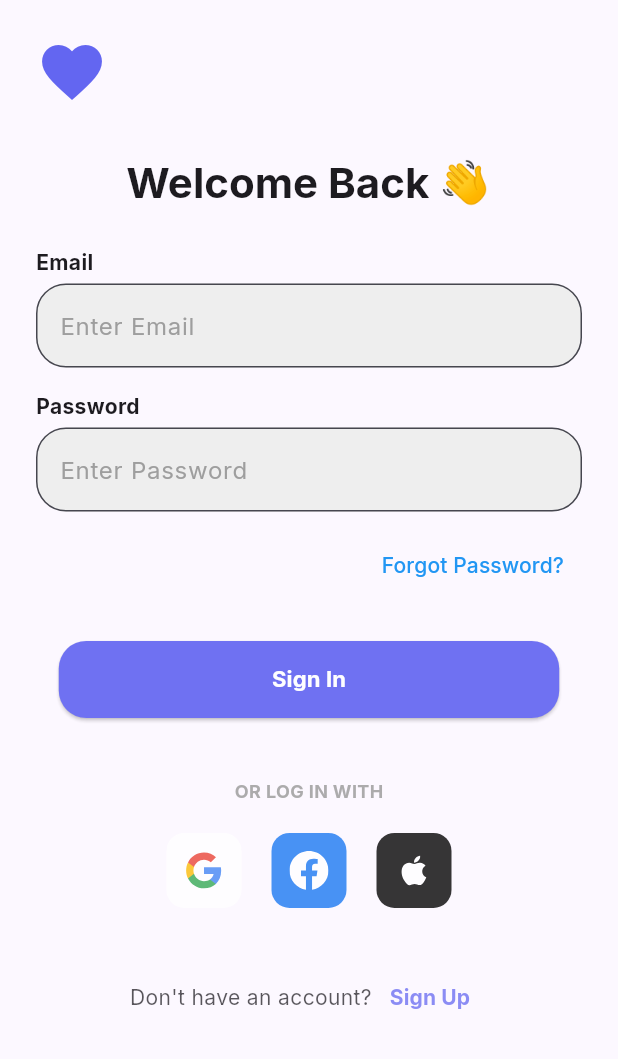
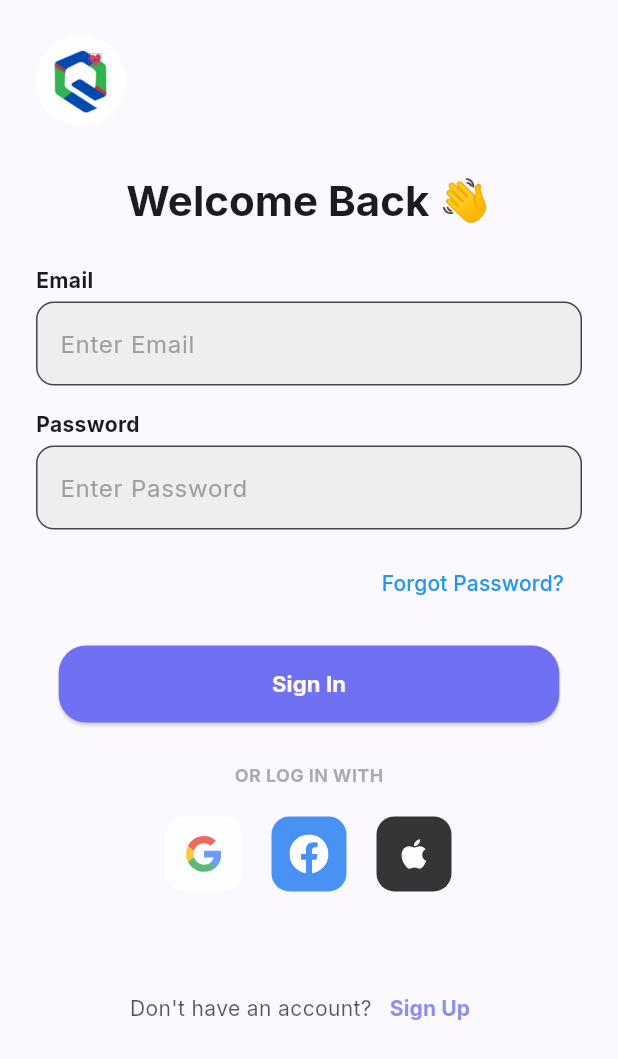
Before and after one commit to RITWIZSINGH/quamin-health-module-frontend, a Flutter app: the screen it shows after launch, after a tap on "Get Started", on a phone screen of 412 x 824 dp. Shown: the top 1059 px of the screen. Run offline on Flutter 3.47's test engine with Material 3 defaults, Android fonts, the phone set to English and light mode, and no system bars; our stand-ins replace flutter_svg, go_router, google_fonts; network calls fail.

Commit message:
signin page UI completed

```diff
--- a/lib/screens/launch_screen.dart
+++ b/lib/screens/launch_screen.dart
@@ -162,7 +162,7 @@ class GradientCurvedOverlayPainter extends CustomPainter {
       ..style = PaintingStyle.fill;
 
     final path = Path()
-      ..moveTo(0, size.height * 0.45)
+      ..moveTo(0, size.height * 0.4)
       ..quadraticBezierTo(
         size.width * 0.75,
         size.height * 0.65,
--- a/lib/screens/signup_screen.dart
+++ b/lib/screens/signup_screen.dart
@@ -20,10 +20,15 @@ class SignupScreen extends StatelessWidget {
                   children: [
                     Hero(
                       tag: 'app_logo',
-                      child: Icon(
-                        Icons.favorite,
-                        size: 48,
-                        color: Theme.of(context).colorScheme.primary,
+                      child: CircleAvatar(
+                        radius: 30,
+                        backgroundColor: Colors.white,
+                        child: Padding(
+                          padding: const EdgeInsets.all(8.0),
+                          child: Image.asset(
+                            "assets/logo/logo.png",
+                          ),
+                        ),
                       ),
                     ),
                   ],
@@ -75,10 +80,10 @@ class SignupScreen extends StatelessWidget {
                       const SizedBox(height: 4),
                       TextField(
                         decoration: InputDecoration(
-                          labelText: 'Enter Email',
-                          labelStyle: TextStyle(color: Colors.grey.shade500),
+                          hintText: 'Enter Email',
+                          hintStyle: TextStyle(color: Colors.grey.shade500),
                           border: OutlineInputBorder(
-                            borderRadius: BorderRadius.circular(20),
+                            borderRadius: BorderRadius.circular(12),
                           ),
                           fillColor: Colors.grey.shade200,
                           filled: true,
@@ -115,10 +120,10 @@ class SignupScreen extends StatelessWidget {
                       TextField(
                         obscureText: true,
                         decoration: InputDecoration(
-                          labelText: 'Enter Password',
-                          labelStyle: TextStyle(color: Colors.grey.shade500),
+                          hintText: 'Enter Password',
+                          hintStyle: TextStyle(color: Colors.grey.shade500),
                           border: OutlineInputBorder(
-                            borderRadius: BorderRadius.circular(20),
+                            borderRadius: BorderRadius.circular(12),
                           ),
                           fillColor: Colors.grey.shade200,
                           filled: true,
@@ -150,7 +155,7 @@ class SignupScreen extends StatelessWidget {
                     ],
                   ),
                 ),
-                const SizedBox(height: 24),
+                const SizedBox(height: 15),
                 TweenAnimationBuilder<double>(
                   duration: const Duration(milliseconds: 1200),
                   tween: Tween(begin: 0.0, end: 1.0),
@@ -182,7 +187,7 @@ class SignupScreen extends StatelessWidget {
                     ),
                   ),
                 ),
-                const SizedBox(height: 38),
+                const SizedBox(height: 24),
                 TweenAnimationBuilder<double>(
                   duration: const Duration(milliseconds: 1300),
                   tween: Tween(begin: 0.0, end: 1.0),
@@ -237,7 +242,7 @@ class SignupScreen extends StatelessWidget {
                     ],
                   ),
                 ),
-                const SizedBox(height: 40),
+                const SizedBox(height: 58),
                 TweenAnimationBuilder<double>(
                   duration: const Duration(milliseconds: 1500),
                   tween: Tween(begin: 0.0, end: 1.0),
```
